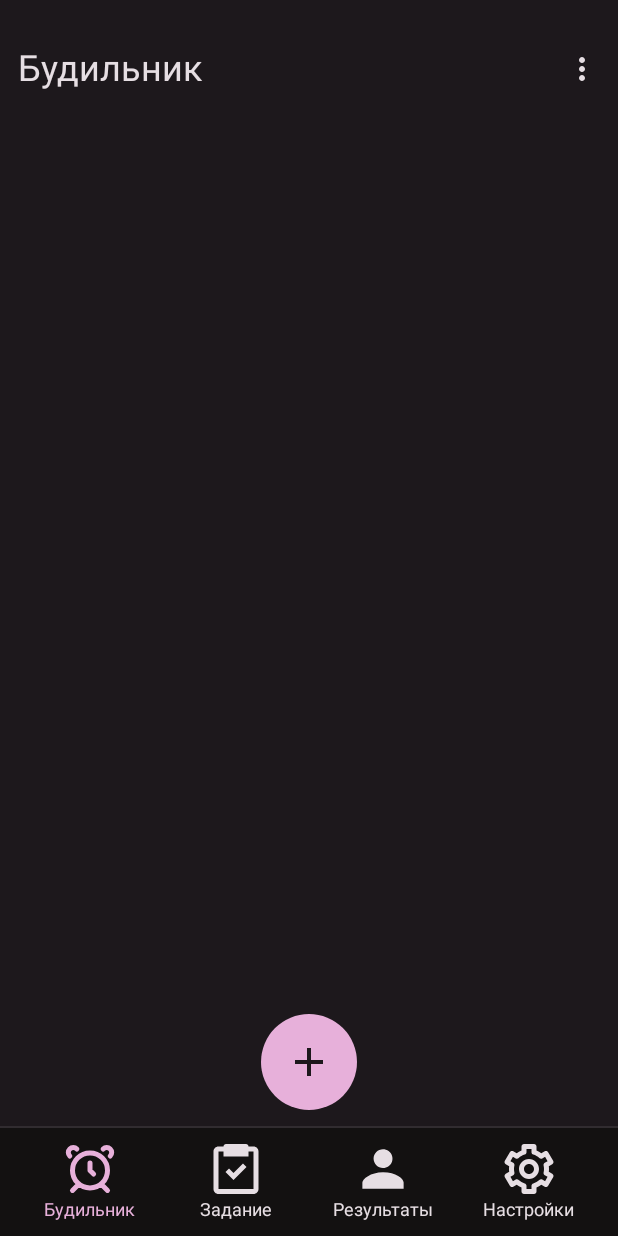
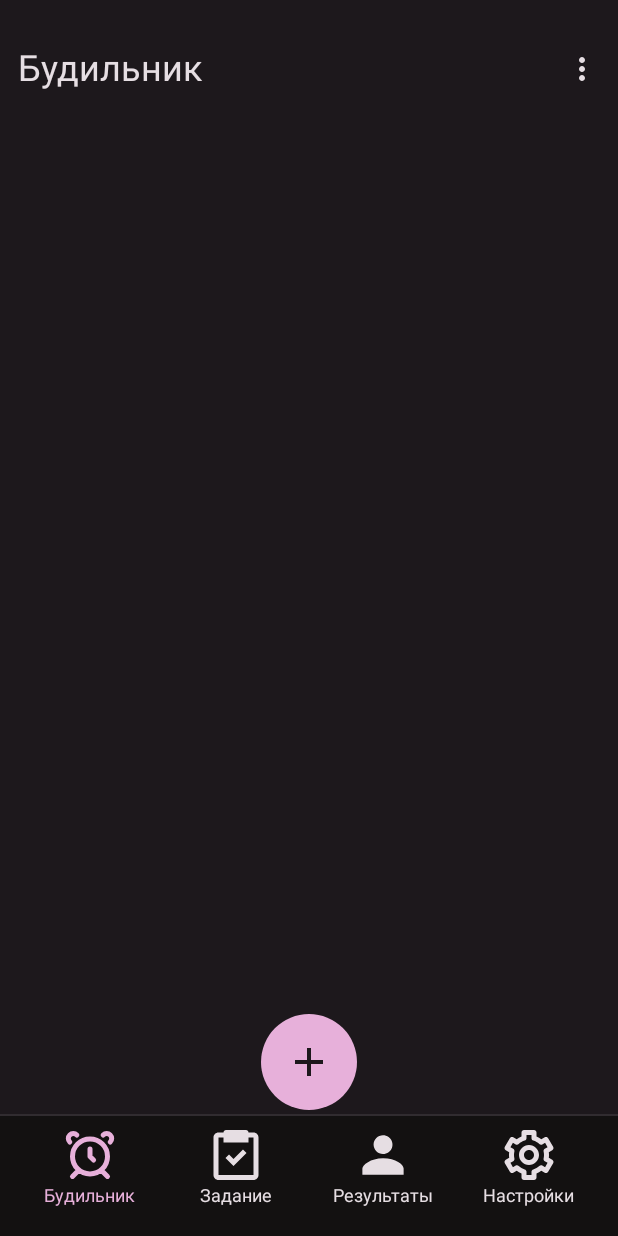
Before and after one commit to vladalexeco/Lazy_Programmer_Alarm_Clock, an Android app built with Jetpack Compose: the screen it shows after launch (MainActivity), on a phone screen of 412 x 824 dp. Run offline under Robolectric (Android 15) with nearby library versions, the phone set to English and light mode, and no system bars; our stand-ins replace Dagger/Hilt's generated code, Room's generated code.

Commit message:
Refactored some inaccuracies

```diff
--- a/app/src/main/AndroidManifest.xml
+++ b/app/src/main/AndroidManifest.xml
@@ -20,7 +20,7 @@
         android:theme="@style/Theme.LazyProgrammer"
         tools:targetApi="31">
         <activity
-            android:name=".presentation.activities.MainActivity"
+            android:name=".core.MainActivity"
             android:exported="true"
             android:label="@string/app_name"
             android:theme="@style/Theme.LazyProgrammer">
--- a/app/src/main/java/ru/vladalexeco/lazyprogrammer/core/di/DomainModule.kt
+++ b/app/src/main/java/ru/vladalexeco/lazyprogrammer/core/di/DomainModule.kt
@@ -8,6 +8,7 @@ import ru.vladalexeco.lazyprogrammer.core.alarm.AlarmClockMaker
 import ru.vladalexeco.lazyprogrammer.domain.api.AlarmStorageRepository
 import ru.vladalexeco.lazyprogrammer.domain.usecase.CancelAlarmUseCase
 import ru.vladalexeco.lazyprogrammer.domain.usecase.CreateWeeklyAlarmUseCase
+import ru.vladalexeco.lazyprogrammer.domain.usecase.DeleteAlarmFromDatabaseUseSase
 import ru.vladalexeco.lazyprogrammer.domain.usecase.GetAllAlarmsFromDatabaseUseCase
 import ru.vladalexeco.lazyprogrammer.domain.usecase.SaveAlarmToDatabaseUseCase
 
@@ -30,6 +31,13 @@ class DomainModule {
     }
 
     @Provides
+    fun provideDeleteAlarmFromDatabaseUseCase(
+        alarmStorageRepository: AlarmStorageRepository
+    ): DeleteAlarmFromDatabaseUseSase {
+        return DeleteAlarmFromDatabaseUseSase(alarmStorageRepository = alarmStorageRepository)
+    }
+
+    @Provides
     fun provideCreateWeeklyAlarmUseCase(
         alarmClockMaker: AlarmClockMaker
     ): CreateWeeklyAlarmUseCase {
--- a/app/src/main/java/ru/vladalexeco/lazyprogrammer/core/receiver/AlarmReceiver.kt
+++ b/app/src/main/java/ru/vladalexeco/lazyprogrammer/core/receiver/AlarmReceiver.kt
@@ -13,7 +13,7 @@ import ru.vladalexeco.lazyprogrammer.R
 import ru.vladalexeco.lazyprogrammer.core.alarm.AlarmSoundPlayer
 import ru.vladalexeco.lazyprogrammer.core.di.AlarmReceiverEntryPoint
 import ru.vladalexeco.lazyprogrammer.domain.model.Alarm
-import ru.vladalexeco.lazyprogrammer.presentation.activities.MainActivity
+import ru.vladalexeco.lazyprogrammer.core.MainActivity
 
 class AlarmReceiver : BroadcastReceiver() {
     override fun onReceive(context: Context?, intent: Intent?) {
@@ -67,7 +67,7 @@ class AlarmReceiver : BroadcastReceiver() {
         )
 
         val notification = NotificationCompat.Builder(context, "alarm_channel_id")
-            .setSmallIcon(R.drawable.ic_launcher_foreground)
+            .setSmallIcon(R.drawable.alarm_list_icon)
             .setContentTitle("Будильник")
             .setContentText("Нажмите, чтобы начать выполнять задание")
             .setPriority(NotificationCompat.PRIORITY_HIGH)
--- a/app/src/main/java/ru/vladalexeco/lazyprogrammer/domain/usecase/CancelAlarmUseCase.kt
+++ b/app/src/main/java/ru/vladalexeco/lazyprogrammer/domain/usecase/CancelAlarmUseCase.kt
@@ -2,9 +2,8 @@ package ru.vladalexeco.lazyprogrammer.domain.usecase
 
 import ru.vladalexeco.lazyprogrammer.core.alarm.AlarmClockMaker
 import ru.vladalexeco.lazyprogrammer.domain.model.Alarm
-import javax.inject.Inject
 
-class CancelAlarmUseCase @Inject constructor(
+class CancelAlarmUseCase(
     private val alarmClockMaker: AlarmClockMaker
 ) {
     operator fun invoke(alarm: Alarm) {
--- a/app/src/main/java/ru/vladalexeco/lazyprogrammer/domain/usecase/CreateWeeklyAlarmUseCase.kt
+++ b/app/src/main/java/ru/vladalexeco/lazyprogrammer/domain/usecase/CreateWeeklyAlarmUseCase.kt
@@ -2,9 +2,8 @@ package ru.vladalexeco.lazyprogrammer.domain.usecase
 
 import ru.vladalexeco.lazyprogrammer.core.alarm.AlarmClockMaker
 import ru.vladalexeco.lazyprogrammer.domain.model.Alarm
-import javax.inject.Inject
 
-class CreateWeeklyAlarmUseCase @Inject constructor(
+class CreateWeeklyAlarmUseCase(
     private val alarmClockMaker: AlarmClockMaker
 ) {
     operator fun invoke(alarm: Alarm) {
--- a/app/src/main/java/ru/vladalexeco/lazyprogrammer/domain/usecase/DeleteAlarmFromDatabaseUsecase.kt
+++ b/app/src/main/java/ru/vladalexeco/lazyprogrammer/domain/usecase/DeleteAlarmFromDatabaseUsecase.kt
@@ -2,9 +2,8 @@ package ru.vladalexeco.lazyprogrammer.domain.usecase
 
 import ru.vladalexeco.lazyprogrammer.domain.api.AlarmStorageRepository
 import ru.vladalexeco.lazyprogrammer.domain.model.Alarm
-import javax.inject.Inject
 
-class DeleteAlarmFromDatabaseUseSase @Inject constructor(
+class DeleteAlarmFromDatabaseUseSase(
     private val alarmStorageRepository: AlarmStorageRepository
 ) {
     suspend operator fun invoke(alarm: Alarm) {
--- a/app/src/main/java/ru/vladalexeco/lazyprogrammer/domain/usecase/GetAllAlarmsFromDatabaseUseCase.kt
+++ b/app/src/main/java/ru/vladalexeco/lazyprogrammer/domain/usecase/GetAllAlarmsFromDatabaseUseCase.kt
@@ -3,9 +3,8 @@ package ru.vladalexeco.lazyprogrammer.domain.usecase
 import kotlinx.coroutines.flow.Flow
 import ru.vladalexeco.lazyprogrammer.domain.api.AlarmStorageRepository
 import ru.vladalexeco.lazyprogrammer.domain.model.Alarm
-import javax.inject.Inject
 
-class GetAllAlarmsFromDatabaseUseCase @Inject constructor(
+class GetAllAlarmsFromDatabaseUseCase(
     private val alarmStorageRepository: AlarmStorageRepository
 ) {
     suspend operator fun invoke(): Flow<List<Alarm>> {
--- a/app/src/main/java/ru/vladalexeco/lazyprogrammer/domain/usecase/SaveAlarmToDatabaseUseCase.kt
+++ b/app/src/main/java/ru/vladalexeco/lazyprogrammer/domain/usecase/SaveAlarmToDatabaseUseCase.kt
@@ -2,9 +2,8 @@ package ru.vladalexeco.lazyprogrammer.domain.usecase
 
 import ru.vladalexeco.lazyprogrammer.domain.api.AlarmStorageRepository
 import ru.vladalexeco.lazyprogrammer.domain.model.Alarm
-import javax.inject.Inject
 
-class SaveAlarmToDatabaseUseCase @Inject constructor(
+class SaveAlarmToDatabaseUseCase(
     private val alarmStorageRepository: AlarmStorageRepository
 ) {
     suspend operator fun invoke(alarm: Alarm) {
--- a/app/src/main/java/ru/vladalexeco/lazyprogrammer/domain/usecase/ScheduleAlarmForDayUseCase.kt
+++ b/app/src/main/java/ru/vladalexeco/lazyprogrammer/domain/usecase/ScheduleAlarmForDayUseCase.kt
@@ -2,9 +2,8 @@ package ru.vladalexeco.lazyprogrammer.domain.usecase
 
 import ru.vladalexeco.lazyprogrammer.core.alarm.AlarmClockMaker
 import ru.vladalexeco.lazyprogrammer.domain.model.Alarm
-import javax.inject.Inject
 
-class ScheduleAlarmForDayUseCase @Inject constructor(
+class ScheduleAlarmForDayUseCase(
     private val alarmClockMaker: AlarmClockMaker
 ) {
     operator fun invoke(alarm: Alarm, dayOfWeek: Int) {
--- a/app/src/main/java/ru/vladalexeco/lazyprogrammer/presentation/ui/views/bottom_navigation_bar/NavBottomElement.kt
+++ b/app/src/main/java/ru/vladalexeco/lazyprogrammer/presentation/ui/views/bottom_navigation_bar/NavBottomElement.kt
@@ -42,7 +42,7 @@ fun NavBottomElement(
     Column(
         modifier = modifier
             .width(75.dp)
-            .height(72.dp)
+            .height(80.dp)
             .clickable(
                 indication = null,
                 interactionSource = remember { MutableInteractionSource() },
@@ -53,10 +53,10 @@ fun NavBottomElement(
                 }
             ),
         horizontalAlignment = Alignment.CenterHorizontally,
-        verticalArrangement = Arrangement.Center
+        verticalArrangement = Arrangement.Top
     ) {
         Icon(
-            modifier = Modifier.size(40.dp),
+            modifier = Modifier.padding(top = 6.dp).size(40.dp),
             painter = painter,
             contentDescription = null,
             tint = if (isSelected) onFocusTint else outFocusTint,
```
Also changed, not shown: app/src/main/java/ru/vladalexeco/lazyprogrammer/core/MainActivity.kt (renamed from app/src/main/java/ru/vladalexeco/lazyprogrammer/presentation/activities/MainActivity.kt, +1 -9 lines).
